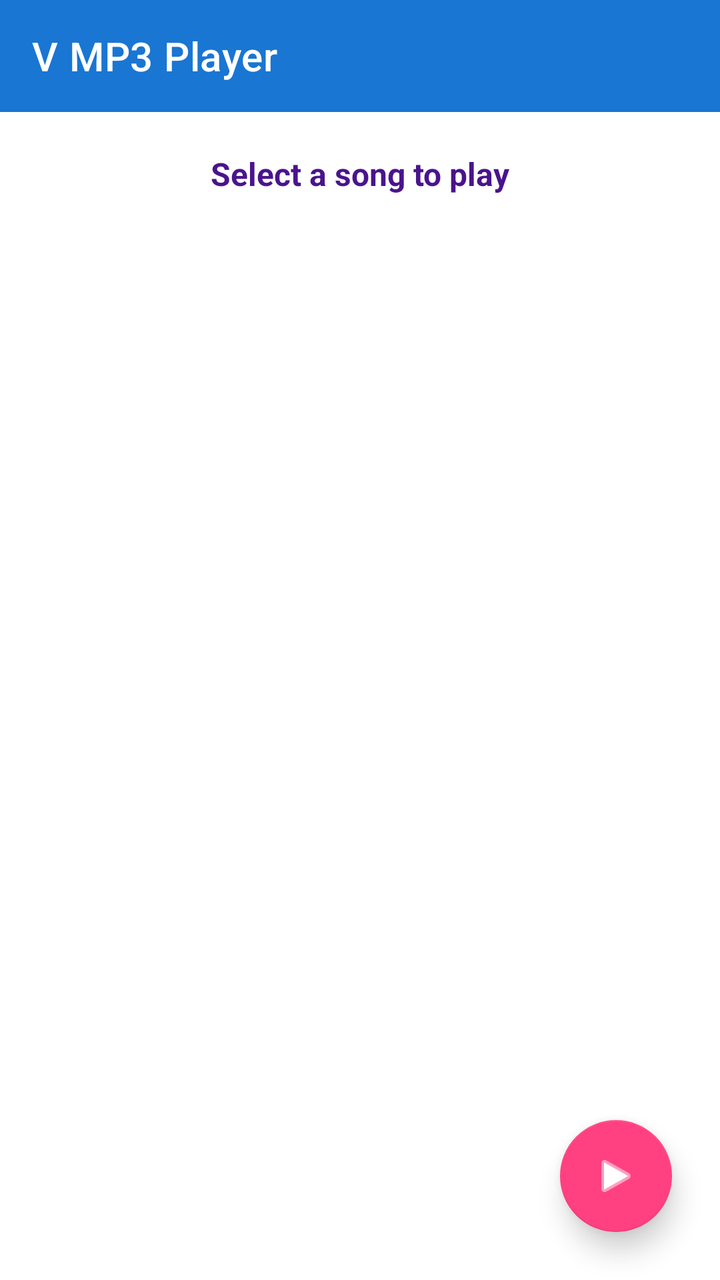
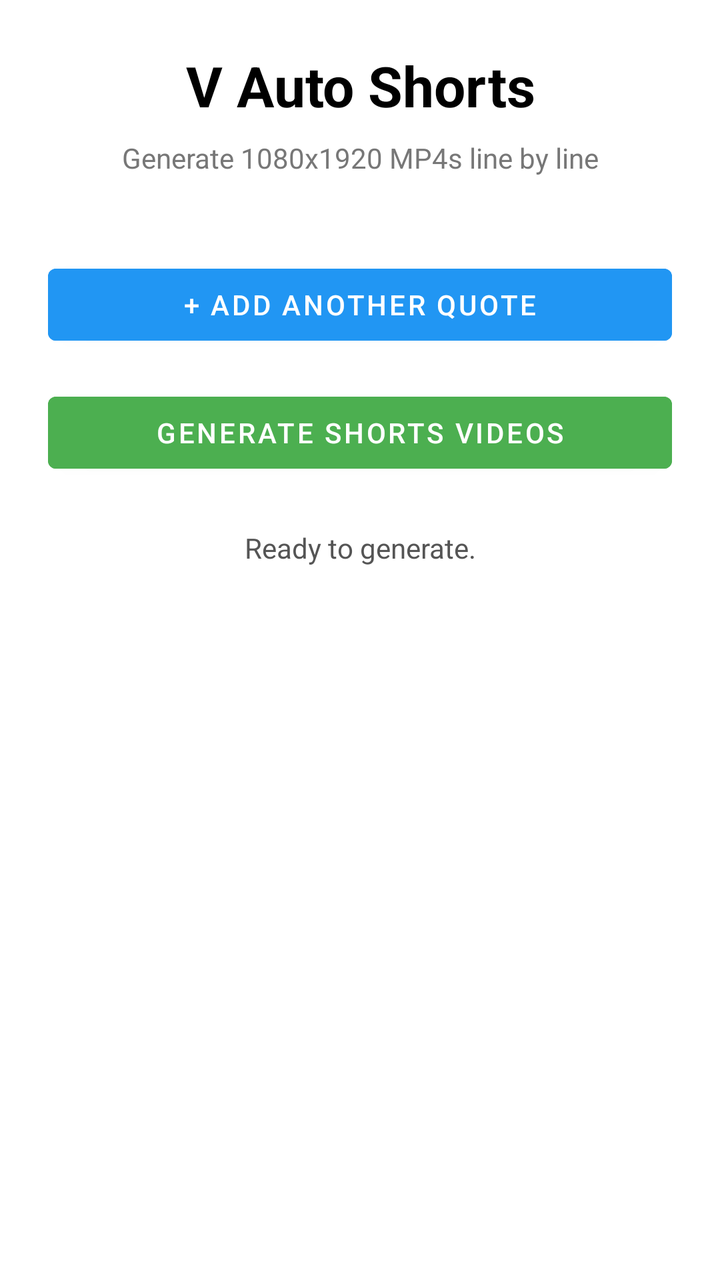

Screens rendered from an Android XML layout before and after an edit, with the pre-edit source and the edit as a unified diff.
<!-- AndroidManifest.xml: application theme Theme.VAutoShorts -->
<!-- res/layout/activity_main.xml -->
<?xml version="1.0" encoding="utf-8"?>

<androidx.constraintlayout.widget.ConstraintLayout xmlns:android="http://schemas.android.com/apk/res/android"
    xmlns:app="http://schemas.android.com/apk/res-auto"
    android:layout_width="match_parent"
    android:layout_height="match_parent">

    <com.google.android.material.appbar.MaterialToolbar
        android:id="@+id/toolbar"
        android:layout_width="match_parent"
        android:layout_height="wrap_content"
        android:background="?attr/colorPrimary"
        android:theme="@style/ThemeOverlay.MaterialComponents.Dark.ActionBar"
        app:title="V MP3 Player"
        app:titleTextColor="#FFFFFF"
        app:layout_constraintTop_toTopOf="parent" />

    <com.google.android.material.progressindicator.LinearProgressIndicator
        android:id="@+id/progressIndicator"
        android:layout_width="match_parent"
        android:layout_height="wrap_content"
        android:indeterminate="true"
        android:visibility="gone"
        app:trackColor="#FFFFFF"
        app:indicatorColor="#FF4081"
        app:layout_constraintTop_toBottomOf="@id/toolbar" />

    <TextView
        android:id="@+id/tvNowPlaying"
        android:layout_width="0dp"
        android:layout_height="wrap_content"
        android:padding="20dp"
        android:text="Select a song to play"
        android:textSize="16sp"
        android:textStyle="bold"
        android:textColor="#4A148C"
        android:gravity="center"
        app:layout_constraintTop_toBottomOf="@id/progressIndicator"
        app:layout_constraintStart_toStartOf="parent"
        app:layout_constraintEnd_toEndOf="parent" />

    <androidx.recyclerview.widget.RecyclerView
        android:id="@+id/recyclerView"
        android:layout_width="0dp"
        android:layout_height="0dp"
        android:clipToPadding="false"
        android:paddingBottom="80dp"
        app:layout_constraintTop_toBottomOf="@id/tvNowPlaying"
        app:layout_constraintBottom_toBottomOf="parent"
        app:layout_constraintStart_toStartOf="parent"
        app:layout_constraintEnd_toEndOf="parent" />

    <com.google.android.material.floatingactionbutton.FloatingActionButton
        android:id="@+id/btnPlayPause"
        android:layout_width="wrap_content"
        android:layout_height="wrap_content"
        android:layout_margin="24dp"
        android:src="@android:drawable/ic_media_play"
        app:tint="#FFFFFF"
        app:backgroundTint="#FF4081"
        app:elevation="8dp"
        app:layout_constraintBottom_toBottomOf="parent"
        app:layout_constraintEnd_toEndOf="parent" />

</androidx.constraintlayout.widget.ConstraintLayout>
<!-- resources referenced by this layout -->
<resources>
  <style name="Theme.VAutoShorts" parent="Theme.MaterialComponents.DayNight.DarkActionBar">
          <item name="colorPrimary">#1976D2</item>
          <item name="colorPrimaryVariant">#004BA0</item>
          <item name="colorOnPrimary">#FFFFFF</item>
          <item name="colorSecondary">#4CAF50</item>
          <item name="colorSecondaryVariant">#087F23</item>
          <item name="colorOnSecondary">#FFFFFF</item>
      </style>
</resources>

<!-- the commit's change to res/layout/activity_main.xml (unified diff, before → after) -->
@@ -1,65 +1,68 @@
 <?xml version="1.0" encoding="utf-8"?>
 
-<androidx.constraintlayout.widget.ConstraintLayout xmlns:android="http://schemas.android.com/apk/res/android"
-    xmlns:app="http://schemas.android.com/apk/res-auto"
+<ScrollView xmlns:android="http://schemas.android.com/apk/res/android"
     android:layout_width="match_parent"
-    android:layout_height="match_parent">
+    android:layout_height="match_parent"
+    android:background="#FFFFFF">
 
-    <com.google.android.material.appbar.MaterialToolbar
-        android:id="@+id/toolbar"
+    <LinearLayout
         android:layout_width="match_parent"
         android:layout_height="wrap_content"
-        android:background="?attr/colorPrimary"
-        android:theme="@style/ThemeOverlay.MaterialComponents.Dark.ActionBar"
-        app:title="V MP3 Player"
-        app:titleTextColor="#FFFFFF"
-        app:layout_constraintTop_toTopOf="parent" />
+        android:orientation="vertical"
+        android:padding="24dp">
 
-    <com.google.android.material.progressindicator.LinearProgressIndicator
-        android:id="@+id/progressIndicator"
-        android:layout_width="match_parent"
-        android:layout_height="wrap_content"
-        android:indeterminate="true"
-        android:visibility="gone"
-        app:trackColor="#FFFFFF"
-        app:indicatorColor="#FF4081"
-        app:layout_constraintTop_toBottomOf="@id/toolbar" />
+        <TextView
+            android:layout_width="match_parent"
+            android:layout_height="wrap_content"
+            android:text="V Auto Shorts"
+            android:textSize="28sp"
+            android:textStyle="bold"
+            android:textColor="#000000"
+            android:gravity="center"
+            android:layout_marginBottom="8dp"/>
 
-    <TextView
-        android:id="@+id/tvNowPlaying"
-        android:layout_width="0dp"
-        android:layout_height="wrap_content"
-        android:padding="20dp"
-        android:text="Select a song to play"
-        android:textSize="16sp"
-        android:textStyle="bold"
-        android:textColor="#4A148C"
-        android:gravity="center"
-        app:layout_constraintTop_toBottomOf="@id/progressIndicator"
-        app:layout_constraintStart_toStartOf="parent"
-        app:layout_constraintEnd_toEndOf="parent" />
+        <TextView
+            android:layout_width="match_parent"
+            android:layout_height="wrap_content"
+            android:text="Generate 1080x1920 MP4s line by line"
+            android:textSize="14sp"
+            android:textColor="#777777"
+            android:gravity="center"
+            android:layout_marginBottom="24dp"/>
 
-    <androidx.recyclerview.widget.RecyclerView
-        android:id="@+id/recyclerView"
-        android:layout_width="0dp"
-        android:layout_height="0dp"
-        android:clipToPadding="false"
-        android:paddingBottom="80dp"
-        app:layout_constraintTop_toBottomOf="@id/tvNowPlaying"
-        app:layout_constraintBottom_toBottomOf="parent"
-        app:layout_constraintStart_toStartOf="parent"
-        app:layout_constraintEnd_toEndOf="parent" />
+        <LinearLayout
+            android:id="@+id/quotesContainer"
+            android:layout_width="match_parent"
+            android:layout_height="wrap_content"
+            android:orientation="vertical" />
 
-    <com.google.android.material.floatingactionbutton.FloatingActionButton
-        android:id="@+id/btnPlayPause"
-        android:layout_width="wrap_content"
-        android:layout_height="wrap_content"
-        android:layout_margin="24dp"
-        android:src="@android:drawable/ic_media_play"
-        app:tint="#FFFFFF"
-        app:backgroundTint="#FF4081"
-        app:elevation="8dp"
-        app:layout_constraintBottom_toBottomOf="parent"
-        app:layout_constraintEnd_toEndOf="parent" />
+        <Button
+            android:id="@+id/addQuoteBtn"
+            android:layout_width="match_parent"
+            android:layout_height="wrap_content"
+            android:text="+ Add Another Quote"
+            android:layout_marginTop="16dp"
+            android:backgroundTint="#2196F3"
+            android:textColor="#FFFFFF"/>
 
-</androidx.constraintlayout.widget.ConstraintLayout>
+        <Button
+            android:id="@+id/generateBtn"
+            android:layout_width="match_parent"
+            android:layout_height="wrap_content"
+            android:text="Generate Shorts Videos"
+            android:layout_marginTop="16dp"
+            android:backgroundTint="#4CAF50"
+            android:textColor="#FFFFFF"/>
+
+        <TextView
+            android:id="@+id/statusText"
+            android:layout_width="match_parent"
+            android:layout_height="wrap_content"
+            android:text="Ready to generate."
+            android:textSize="14sp"
+            android:textColor="#555555"
+            android:gravity="center"
+            android:layout_marginTop="24dp"/>
+
+    </LinearLayout>
+</ScrollView>
